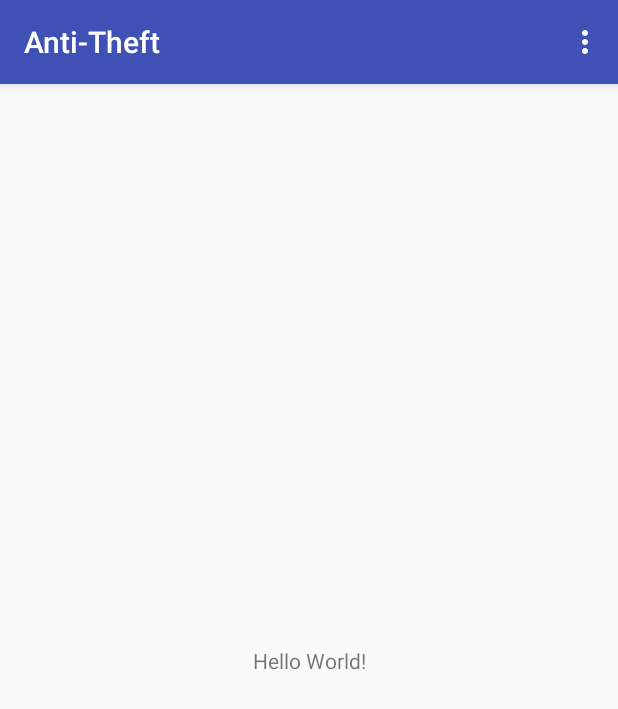
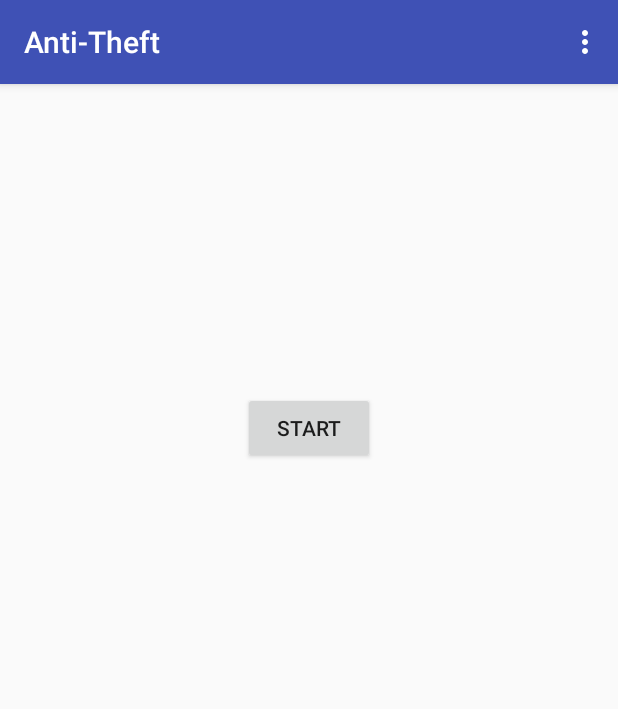
Before and after one commit to cvhariharan/AntiTheftApp, an Android app: the screen it shows after launch (MainActivity), on a phone screen of 412 x 824 dp. Shown: the top 709 px of the screen. Run offline under Robolectric (Android 15) with nearby library versions, the phone set to English and light mode, and no system bars.

Commit message:
Added manual start foreground service button.

```diff
--- a/app/src/main/java/com/theroboticlabs/anti_theft/LocateAndSendJob.java
+++ b/app/src/main/java/com/theroboticlabs/anti_theft/LocateAndSendJob.java
@@ -92,9 +92,10 @@ public class LocateAndSendJob extends Service {
                                     android.telephony.SmsManager smsManager = android.telephony.SmsManager.getDefault();
                                     smsManager.sendTextMessage(number, null, smsBody, null, null);
                                     Log.d(TAG, "SMS sent!");
-                                    Toast.makeText(context, smsBody, Toast.LENGTH_LONG).show();
+//                                    Toast.makeText(context, smsBody, Toast.LENGTH_LONG).show();
                                 } else {
-                                    Toast.makeText(context, "Couldn't locate", Toast.LENGTH_LONG).show();
+                                    Log.d(TAG, "Couldn't Locate. NULL");
+//                                    Toast.makeText(context, "Couldn't locate", Toast.LENGTH_LONG).show();
                                 }
                             }
                         });
@@ -153,44 +154,4 @@ public class LocateAndSendJob extends Service {
         unregisterReceiver(smsReceiver);
     }
 
-    //    @Override
-//    public boolean onStartJob(final JobParameters params) {
-//        background = new AsyncTask() {
-//            String number = android.support.v7.preference.PreferenceManager.getDefaultSharedPreferences(getBaseContext())
-//                    .getString(getBaseContext().getString(R.string.phone_key),"");
-//            @SuppressLint("MissingPermission")
-//            @Override
-//            protected Object doInBackground(Object[] objects) {
-//                mFusedLocationClient = LocationServices.getFusedLocationProviderClient(getBaseContext());
-//                mFusedLocationClient.getLastLocation().addOnSuccessListener(new OnSuccessListener<Location>() {
-//                    @Override
-//                    public void onSuccess(Location location) {
-//                        if (location != null) {
-//                            String smsBody = "Location: "+location.getLatitude() + " " + location.getLongitude();
-//                            Log.d(TAG, "onSuccess: "+location.getLatitude() + " " + location.getLongitude());
-//                            android.telephony.SmsManager smsManager = android.telephony.SmsManager.getDefault();
-//                            smsManager.sendTextMessage(number, null, smsBody, null, null);
-//                            Log.d(TAG, "SMS sent!");
-//                            Toast.makeText(getBaseContext(), smsBody, Toast.LENGTH_LONG).show();
-//                        }
-//                        else {
-//                            Toast.makeText(getBaseContext(), "Couldn't locate", Toast.LENGTH_LONG).show();
-//                        }
-//                    }
-//                });
-//                return null;
-//            }
-//
-//            @Override
-//            protected void onPostExecute(Object o) {
-//                jobFinished(params, false);
-//            }
-//        };
-//        return false;
-//    }
-//
-//    @Override
-//    public boolean onStopJob(JobParameters params) {
-//        return false;
-//    }
 }
--- a/app/src/main/java/com/theroboticlabs/anti_theft/MainActivity.java
+++ b/app/src/main/java/com/theroboticlabs/anti_theft/MainActivity.java
@@ -18,11 +18,10 @@ import android.os.Bundle;
 import android.view.Menu;
 import android.view.MenuInflater;
 import android.view.MenuItem;
+import android.view.View;
+import android.widget.Button;
 
 public class MainActivity extends AppCompatActivity {
-
-//    private LocationListener locationListener;
-//    private LocationManager locationManager;
 
     @Override
     protected void onCreate(Bundle savedInstanceState) {
@@ -31,19 +30,26 @@ public class MainActivity extends AppCompatActivity {
 
         checkAllPermissions();
 
+        Button button = (Button) findViewById(R.id.start);
+
+        button.setOnClickListener(new View.OnClickListener() {
+            @Override
+            public void onClick(View v) {
+                startListening();
+            }
+        });
+
+    }
+
+    private void startListening()
+    {
+        //TODO: check if location services are available
         Intent i = new Intent(this, LocateAndSendJob.class);
         if (Build.VERSION.SDK_INT >= Build.VERSION_CODES.O) {
             startForegroundService(i);
         }
         else
             startService(i);
-//        //Register receiver
-//        IntentFilter filter = new IntentFilter();
-//        filter.addAction("android.provider.Telephony.SMS_RECEIVED_ACTION");
-//        SmsReceiver smsReceiver = new SmsReceiver();
-//        registerReceiver(smsReceiver, filter);
-
-
     }
 
     private void checkAllPermissions() {
@@ -63,46 +69,6 @@ public class MainActivity extends AppCompatActivity {
                 }, 10);
             }
         }
-//        if (ContextCompat.checkSelfPermission(this, Manifest.permission.RECEIVE_SMS) != PackageManager.PERMISSION_GRANTED ) {
-//            if (ActivityCompat.shouldShowRequestPermissionRationale(this, Manifest.permission.RECEIVE_SMS)) {
-//            } else {
-//                ActivityCompat.requestPermissions(this, new String[]{Manifest.permission.RECEIVE_SMS},10);
-//            }
-//        }
-//
-//    @Override
-//    public void onRequestPermissionsResult(int requestCode, @NonNull String[] permissions, @NonNull int[] grantResults) {
-//        if(requestCode == 10) {
-//            if(grantResults[0] == PackageManager.PERMISSION_GRANTED && grantResults[1] == PackageManager.PERMISSION_GRANTED &&
-//                    grantResults[1] == PackageManager.PERMISSION_GRANTED) {
-//                initializeListeners();
-//            }
-//        }
-//    }
-//
-//    private void initializeListeners() {
-//        locationListener = new LocationListener() {
-//            @Override
-//            public void onLocationChanged(Location location) {
-//
-//            }
-//
-//            @Override
-//            public void onStatusChanged(String provider, int status, Bundle extras) {
-//
-//            }
-//
-//            @Override
-//            public void onProviderEnabled(String provider) {
-//
-//            }
-//
-//            @Override
-//            public void onProviderDisabled(String provider) {
-//
-//            }
-//        }
-//    }
 
     @Override
     public boolean onCreateOptionsMenu(Menu menu) {
--- a/app/src/main/res/layout/activity_main.xml
+++ b/app/src/main/res/layout/activity_main.xml
@@ -1,18 +1,18 @@
 <?xml version="1.0" encoding="utf-8"?>
-<android.support.constraint.ConstraintLayout xmlns:android="http://schemas.android.com/apk/res/android"
+<RelativeLayout xmlns:android="http://schemas.android.com/apk/res/android"
     xmlns:app="http://schemas.android.com/apk/res-auto"
     xmlns:tools="http://schemas.android.com/tools"
     android:layout_width="match_parent"
     android:layout_height="match_parent"
     tools:context="com.theroboticlabs.anti_theft.MainActivity">
 
-    <TextView
+    <Button
+        android:id="@+id/start"
         android:layout_width="wrap_content"
         android:layout_height="wrap_content"
-        android:text="Hello World!"
-        app:layout_constraintBottom_toBottomOf="parent"
-        app:layout_constraintLeft_toLeftOf="parent"
-        app:layout_constraintRight_toRightOf="parent"
-        app:layout_constraintTop_toTopOf="parent" />
+        android:layout_alignParentTop="true"
+        android:layout_centerHorizontal="true"
+        android:layout_marginTop="205dp"
+        android:text="@string/start_button" />
 
-</android.support.constraint.ConstraintLayout>
+</RelativeLayout>
--- a/app/src/main/res/values/strings.xml
+++ b/app/src/main/res/values/strings.xml
@@ -7,4 +7,5 @@
     <string name="phrase_edittext">Pass Phrase</string>
     <string name="phrase_summary">Set a pass phrase. The phone will only respond with the location if the message has the pass phrase. Default is locate</string>
     <string name="phrase_key" translatable="false">phrase_key</string>
+    <string name="start_button">Start</string>
 </resources>
```
Also changed, not shown: app/src/main/java/com/theroboticlabs/anti_theft/SmsReceiver.java (+1 -9 lines).
